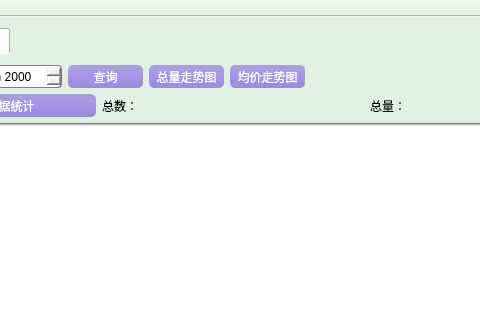
This is wasterecycle.ui in ljhuan/WasteRecycle as Qt 5 draws it before an edit; both pictures show x 97 to 577 and y 0 to 320 of the 1287 by 737 pixel window. The edited form follows.
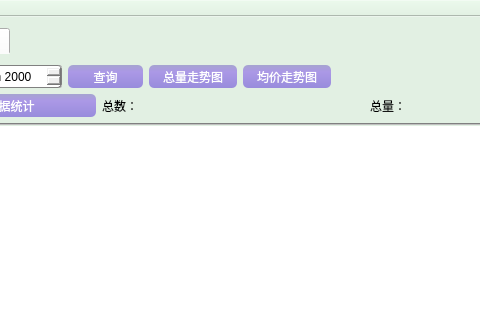
This is the edited form. The open tabs and pages were chosen to show the change.

The edit to the form file:
```diff
--- a/wasterecycle.ui
+++ b/wasterecycle.ui
@@ -1557,7 +1557,7 @@
             border:1px;
             border-radius:5px;
             padding:2px 4px;
-			width:67px;
+			width:80px;
 			heigt:34px;
 }
 QPushButton:hover{
@@ -1595,7 +1595,7 @@
             border:1px;
             border-radius:5px;
             padding:2px 4px;
-			width:67px;
+			width:80px;
 			heigt:34px;
 }
 QPushButton:hover{
```
Left out of the diff: 2 changed lines with no effect on the pictures.
